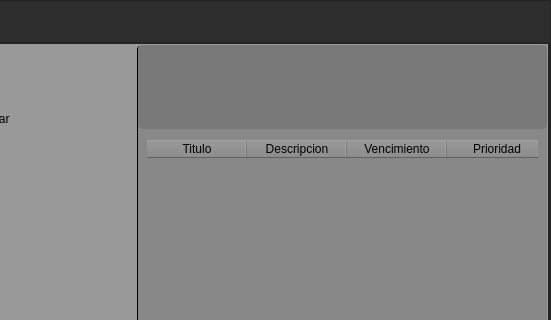
Qt form proyecto_tareas.ui (IgnacioP90/proyecto_tareas) before a commit; both pictures show x 493 to 1044 and y 0 to 320 of the 1044 by 600 pixel window.
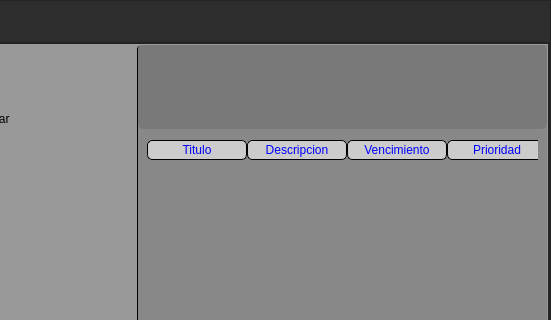
The same form after that commit. Icons and pictures are not drawn.

The edit to the form file:
```diff
--- a/proyecto_tareas.ui
+++ b/proyecto_tareas.ui
@@ -1157,7 +1157,24 @@
                             <item>
                              <widget class="QTableWidget" name="tableWidgetBuscar">
                               <property name="styleSheet">
-                               <string notr="true">font: 10pt &quot;Comic Sans MS&quot;;</string>
+                               <string notr="true">QTable
+{
+	font: 10pt &quot;Comic Sans MS&quot;;
+}
+QHeaderView::section 
+{
+	font: 10pt &quot;Comic Sans MS&quot;;
+	border: 1px solid #000000;
+	border-radius: 5px;
+	background-color: #CCCCCC; color: blue; 
+}
+QTableView::item:selected 
+{ 
+	background-color: rgb(33, 47, 255);
+	color: #FFFFFF; 
+}
+QHeaderView::section:checked { background-color: transparent; }
+</string>
                               </property>
                               <column>
                                <property name="text">
```
